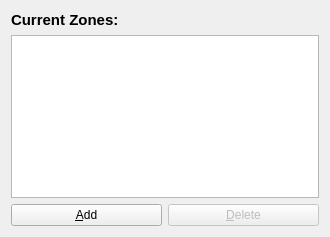
First picture: the form in Modules/USUI/USNavigationUI/Qmitk/QmitkUSZoneManagementWidget.ui, repository MITK/MITK, before the edit.
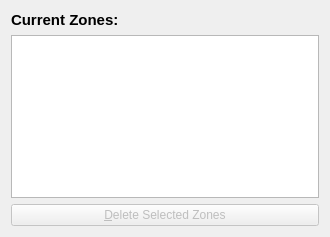
Second picture: the form after the edit. Icons and pictures are not drawn.

Commit message: USZonesDataModel listens to events of the data storate (add, remove).

Diff of the .ui file:
```diff
--- a/Modules/USUI/USNavigationUI/Qmitk/QmitkUSZoneManagementWidget.ui
+++ b/Modules/USUI/USNavigationUI/Qmitk/QmitkUSZoneManagementWidget.ui
@@ -46,24 +46,13 @@
    </item>
    <item>
     <layout class="QHBoxLayout" name="horizontalLayout_4">
-     <item>
-      <widget class="QPushButton" name="AddZoneButton">
-       <property name="text">
-        <string>&amp;Add</string>
-       </property>
-       <property name="icon">
-        <iconset>
-         <normaloff>:/USNavigationUI/112.png</normaloff>:/USNavigationUI/112.png</iconset>
-       </property>
-      </widget>
-     </item>
      <item>
       <widget class="QPushButton" name="DeleteZoneButton">
        <property name="enabled">
         <bool>false</bool>
        </property>
        <property name="text">
-        <string>&amp;Delete</string>
+        <string>&amp;Delete Selected Zones</string>
        </property>
        <property name="icon">
         <iconset>
```
Left out of the diff: 22 changed lines with no effect on the pictures. The commit also changes 3 other files.
